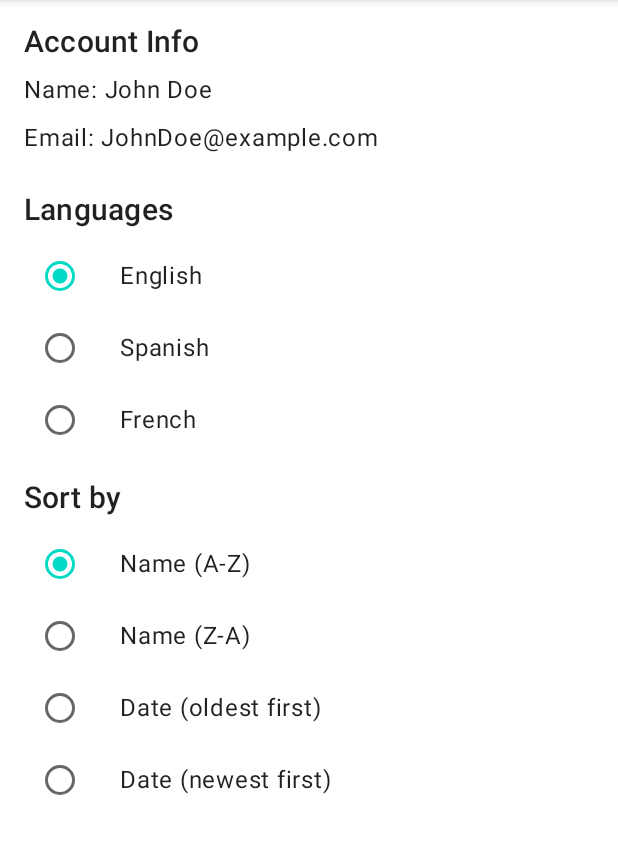
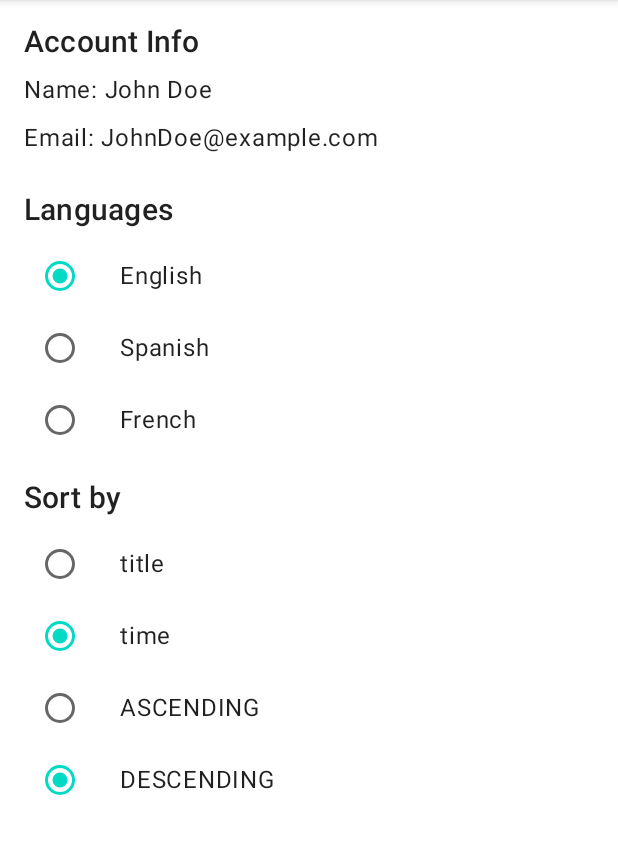
Before and after one commit to JetLiTheQT/Noteworthy, an Android app built with Jetpack Compose: the SettingsScreen screen opened through its navigation route, on a phone screen of 412 x 824 dp, the part 84-938 px from its top. Run offline under Robolectric (Android 15) with nearby library versions, the phone set to English and light mode, and no system bars; our stand-ins replace Firebase (no records; nobody signed in at launch, a user with empty details on screens opened directly).

Commit message:
Settings now work, FirestoreViewModel.kt was refactored and sorting was partially added

```diff
--- a/app/build.gradle
+++ b/app/build.gradle
@@ -57,6 +57,8 @@ dependencies {
     implementation 'androidx.navigation:navigation-ui-ktx:2.5.3'
     implementation 'androidx.fragment:fragment-ktx:1.5.5'
     implementation "androidx.navigation:navigation-compose:2.5.3"
+    implementation 'androidx.preference:preference:1.2.0'
+
 
     // Jetpack Dependencies
     implementation "androidx.compose.ui:ui:$compose_ui_version"
@@ -76,6 +78,7 @@ dependencies {
     implementation platform('com.aallam.openai:openai-client-bom:3.1.0')
     implementation 'com.aallam.openai:openai-client'
     implementation 'io.ktor:ktor-client-okhttp'
+    implementation 'androidx.preference:preference-ktx:1.2.0'
 
     // Testing Dependencies
     testImplementation 'junit:junit:4.13.2'
--- /dev/null
+++ b/app/src/main/java/com/finalprojectteam11/noteworthy/data/AppSettings.kt
@@ -0,0 +1,29 @@
+package com.finalprojectteam11.noteworthy.data
+
+import android.content.Context
+import android.content.SharedPreferences
+import androidx.preference.PreferenceManager
+
+object AppSettings {
+    private const val SELECTED_LANGUAGE_KEY = "selectedLanguage"
+    private const val SELECTED_SORT_BY_KEY = "selectedSortBy"
+    private const val SELECTED_QUERY_DIRECTION_KEY = "selectedQueryDirection"
+
+    private lateinit var sharedPreferences: SharedPreferences
+
+    fun init(context: Context) {
+        sharedPreferences = PreferenceManager.getDefaultSharedPreferences(context)
+    }
+
+    var selectedLanguage: String
+        get() = sharedPreferences.getString(SELECTED_LANGUAGE_KEY, "English") ?: "English"
+        set(value) = sharedPreferences.edit().putString(SELECTED_LANGUAGE_KEY, value).apply()
+
+    var selectedSortBy: String
+        get() = sharedPreferences.getString(SELECTED_SORT_BY_KEY, "time") ?: "time"
+        set(value) = sharedPreferences.edit().putString(SELECTED_SORT_BY_KEY, value).apply()
+
+    var selectedQueryDirection: String
+        get() = sharedPreferences.getString(SELECTED_QUERY_DIRECTION_KEY, "DESCENDING") ?: "DESCENDING"
+        set(value) = sharedPreferences.edit().putString(SELECTED_QUERY_DIRECTION_KEY, value).apply()
+}
--- a/app/src/main/java/com/finalprojectteam11/noteworthy/ui/FirestoreViewModel.kt
+++ b/app/src/main/java/com/finalprojectteam11/noteworthy/ui/FirestoreViewModel.kt
@@ -11,6 +11,7 @@ import com.google.firebase.firestore.Query
 import com.google.firebase.firestore.ktx.firestore
 import com.google.firebase.ktx.Firebase
 import kotlinx.coroutines.launch
+import com.finalprojectteam11.noteworthy.data.AppSettings
 
 class FirestoreViewModel : ViewModel() {
     val db = Firebase.firestore
@@ -113,62 +114,16 @@ class FirestoreViewModel : ViewModel() {
     fun getNotes(filter: String = "") {
         viewModelScope.launch {
             _loadingStatus.value = LoadingStatus.LOADING
+            val queryDirection = if (AppSettings.selectedQueryDirection == "ASCENDING") {
+                Query.Direction.ASCENDING
+            } else {
+                Query.Direction.DESCENDING
+            }
 
-            if (filter == "NW_INTERNAL_NEW") {
-                db.collection("notes")
-                    .orderBy("time", Query.Direction.DESCENDING)
-                    .limit(5)
-                    .get()
-                    .addOnSuccessListener { result ->
-                        _loadingStatus.value = LoadingStatus.SUCCESS
-                        _noteResults.value = result.documents
-                    }
-                    .addOnFailureListener { exception ->
-                        _loadingStatus.value = LoadingStatus.ERROR
-                        _errorMessage.value = exception.message
-                    }
-            }
-            else if (filter == "NW_INTERNAL_PRIVATE") {
-                db.collection("notes")
-                    .whereEqualTo("private", true)
-                    .get()
-                    .addOnSuccessListener { result ->
-                        _loadingStatus.value = LoadingStatus.SUCCESS
-                        _noteResults.value = result.documents
-                    }
-                    .addOnFailureListener { exception ->
-                        _loadingStatus.value = LoadingStatus.ERROR
-                        _errorMessage.value = exception.message
-                    }
-            }
-            else if (filter == "NW_INTERNAL_AI_ASSIST") {
-                db.collection("notes")
-                    .whereNotEqualTo("private", true)
-                    .get()
-                    .addOnSuccessListener { result ->
-                        _loadingStatus.value = LoadingStatus.SUCCESS
-                        _noteResults.value = result.documents
-                    }
-                    .addOnFailureListener { exception ->
-                        _loadingStatus.value = LoadingStatus.ERROR
-                        _errorMessage.value = exception.message
-                    }
-            }
-            else if (filter != "") {
-                db.collection("notes")
-                    .whereArrayContains("categories", filter)
-                    .get()
-                    .addOnSuccessListener { result ->
-                        _loadingStatus.value = LoadingStatus.SUCCESS
-                        _noteResults.value = result.documents
-                    }
-                    .addOnFailureListener { exception ->
-                        _loadingStatus.value = LoadingStatus.ERROR
-                        _errorMessage.value = exception.message
-                    }
-            } else {
-                db.collection("notes")
-                    .get()
+            val query = getFilteredNotesQuery(filter)
+                .orderBy(AppSettings.selectedSortBy, queryDirection)
+
+            query.get()
                 .addOnSuccessListener { result ->
                     _loadingStatus.value = LoadingStatus.SUCCESS
                     _noteResults.value = result.documents
@@ -179,18 +134,21 @@ class FirestoreViewModel : ViewModel() {
                 }
         }
     }
-    }
 
     fun getPinnedNotes(filter: String = "") {
         viewModelScope.launch {
             _loadingStatus.value = LoadingStatus.LOADING
+            val queryDirection = if (AppSettings.selectedQueryDirection == "ASCENDING") {
+                Query.Direction.ASCENDING
+            } else {
+                Query.Direction.DESCENDING
+            }
 
-            if (filter == "NW_INTERNAL_NEW") {
-                db.collection("notes")
+            val query = getFilteredNotesQuery(filter)
                 .whereEqualTo("pinned", true)
-                    .orderBy("time", Query.Direction.DESCENDING)
-                    .limit(5)
-                    .get()
+                //.orderBy(AppSettings.selectedSortBy, queryDirection)
+
+            query.get()
                 .addOnSuccessListener { result ->
                     _loadingStatus.value = LoadingStatus.SUCCESS
                     _pinnedNoteResults.value = result.documents
@@ -200,60 +158,16 @@ class FirestoreViewModel : ViewModel() {
                     _errorMessage.value = exception.message
                 }
         }
-            else if (filter == "NW_INTERNAL_PRIVATE") {
-                db.collection("notes")
-                    .whereEqualTo("pinned", true)
-                    .whereEqualTo("private", true)
-                    .get()
-                    .addOnSuccessListener { result ->
-                        _loadingStatus.value = LoadingStatus.SUCCESS
-                        _pinnedNoteResults.value = result.documents
     }
-                    .addOnFailureListener { exception ->
-                        _loadingStatus.value = LoadingStatus.ERROR
-                        _errorMessage.value = exception.message
-                    }
-            }
-            else if (filter == "NW_INTERNAL_AI_ASSIST") {
-                db.collection("notes")
-                    .whereEqualTo("pinned", true)
-                    .whereNotEqualTo("private", true)
-                    .get()
-                    .addOnSuccessListener { result ->
-                        _loadingStatus.value = LoadingStatus.SUCCESS
-                        _pinnedNoteResults.value = result.documents
-                    }
-                    .addOnFailureListener { exception ->
-                        _loadingStatus.value = LoadingStatus.ERROR
-                        _errorMessage.value = exception.message
-                    }
-            }
-            else if (filter != "") {
-                db.collection("notes")
-                    .whereEqualTo("pinned", true)
-                    .whereArrayContains("categories", filter)
-                    .get()
-                    .addOnSuccessListener { result ->
-                        _loadingStatus.value = LoadingStatus.SUCCESS
-                        _pinnedNoteResults.value = result.documents
-                    }
-                    .addOnFailureListener { exception ->
-                        _loadingStatus.value = LoadingStatus.ERROR
-                        _errorMessage.value = exception.message
-                    }
-            } else {
-                db.collection("notes")
-                    .whereEqualTo("pinned", true)
-                    .get()
-                    .addOnSuccessListener { result ->
-                        _loadingStatus.value = LoadingStatus.SUCCESS
-                        _pinnedNoteResults.value = result.documents
-                    }
-                    .addOnFailureListener { exception ->
-                        _loadingStatus.value = LoadingStatus.ERROR
-                        _errorMessage.value = exception.message
-                    }
-            }
+
+    private fun getFilteredNotesQuery(filter: String): Query {
+        val baseQuery = db.collection("notes")
+        return when (filter) {
+            "NW_INTERNAL_NEW" -> baseQuery.limit(5)
+            "NW_INTERNAL_PRIVATE" -> baseQuery.whereEqualTo("private", true)
+            "NW_INTERNAL_AI_ASSIST" -> baseQuery.whereNotEqualTo("private", true)
+            "" -> baseQuery
+            else -> baseQuery.whereArrayContains("categories", filter)
         }
     }
 
--- a/app/src/main/java/com/finalprojectteam11/noteworthy/ui/MainActivity.kt
+++ b/app/src/main/java/com/finalprojectteam11/noteworthy/ui/MainActivity.kt
@@ -7,11 +7,14 @@ import androidx.compose.material.*
 import androidx.compose.runtime.*
 import com.google.firebase.FirebaseApp
 import com.finalprojectteam11.noteworthy.ui.theme.AppTheme
+import com.finalprojectteam11.noteworthy.data.AppSettings
+
 
 class MainActivity : ComponentActivity() {
     override fun onCreate(savedInstanceState: Bundle?) {
         super.onCreate(savedInstanceState)
         FirebaseApp.initializeApp(this)
+        AppSettings.init(this)
         setContent {
             AppTheme {
                 MyApp {
--- a/app/src/main/java/com/finalprojectteam11/noteworthy/ui/SettingsScreen.kt
+++ b/app/src/main/java/com/finalprojectteam11/noteworthy/ui/SettingsScreen.kt
@@ -16,19 +16,20 @@ import androidx.compose.ui.graphics.Color
 import androidx.compose.ui.platform.LocalContext
 import androidx.compose.ui.unit.dp
 import androidx.navigation.NavHostController
+import com.finalprojectteam11.noteworthy.data.AppSettings
 
 @SuppressLint("UnusedMaterialScaffoldPaddingParameter")
 @Composable
 fun SettingsScreen(navController: NavHostController) {
     val context = LocalContext.current
     val languageOptions = listOf("English", "Spanish", "French")
-    val sortByOptions = listOf("Name (A-Z)", "Name (Z-A)", "Date (oldest first)", "Date (newest first)")
+    val sortByOptions = listOf("title", "time")
+    val queryDirectionOptions = listOf("ASCENDING", "DESCENDING")
 
-    val selectedLanguageValue = loadSelectedLanguage(context, languageOptions)
-    val selectedSortByValue = loadSelectedSortBy(context, sortByOptions)
+    val selectedLanguage = remember { mutableStateOf(AppSettings.selectedLanguage) }
+    val selectedSortBy = remember { mutableStateOf(AppSettings.selectedSortBy) }
+    val selectedQueryDirection = remember { mutableStateOf(AppSettings.selectedQueryDirection) }
 
-    val selectedLanguage = remember { mutableStateOf(selectedLanguageValue) }
-    val selectedSortBy = remember { mutableStateOf(selectedSortByValue) }
 
     Scaffold {
         Column(
@@ -77,42 +78,29 @@ fun SettingsScreen(navController: NavHostController) {
                 selectedOption = selectedSortBy.value,
                 onOptionSelected = { option -> selectedSortBy.value = option }
             )
+
+            RadioGroup(
+                options = queryDirectionOptions,
+                selectedOption = selectedQueryDirection.value,
+                onOptionSelected = { option -> selectedQueryDirection.value = option }
+            )
         }
     }
-    SaveSettingsOnDispose(selectedLanguage, selectedSortBy)
+    SaveSettingsOnDispose(selectedLanguage, selectedSortBy, selectedQueryDirection)
+}
 
-}
 @Composable
-fun SaveSettingsOnDispose(selectedLanguage: MutableState<String>, selectedSortBy: MutableState<String>) {
+fun SaveSettingsOnDispose(selectedLanguage: MutableState<String>, selectedSortBy: MutableState<String>, selectedQueryDirection: MutableState<String>) {
     val context = LocalContext.current
     DisposableEffect(Unit) {
         onDispose {
-            saveSelectedLanguage(context, selectedLanguage.value)
-            saveSelectedSortBy(context, selectedSortBy.value)
+            AppSettings.selectedLanguage = selectedLanguage.value
+            AppSettings.selectedSortBy = selectedSortBy.value
+            AppSettings.selectedQueryDirection = selectedQueryDirection.value
         }
     }
 }
-private const val SELECTED_LANGUAGE_KEY = "selectedLanguage"
-private const val SELECTED_SORT_BY_KEY = "selectedSortBy"
-@Composable
-private fun loadSelectedLanguage(context: Context, options: List<String>): String {
-    return getPreferences(context).getString(SELECTED_LANGUAGE_KEY, options[0]) ?: options[0]
-}
-@Composable
-private fun loadSelectedSortBy(context: Context,options: List<String>): String {
-    return getPreferences(context).getString(SELECTED_SORT_BY_KEY, options[0]) ?: options[0]
-}
-private fun saveSelectedLanguage(context: Context, selectedLanguage: String) {
-    getPreferences(context).edit().putString(SELECTED_LANGUAGE_KEY, selectedLanguage).apply()
-}
 
-private fun saveSelectedSortBy(context: Context, selectedSortBy: String) {
-    getPreferences(context).edit().putString(SELECTED_SORT_BY_KEY, selectedSortBy).apply()
-}
-
-private fun getPreferences(context: Context): SharedPreferences {
-    return PreferenceManager.getDefaultSharedPreferences(context)
-}
 @Composable
 fun RadioGroup(
     options: List<String>,
```
Lines whose indentation alone changed are shown as unchanged.
